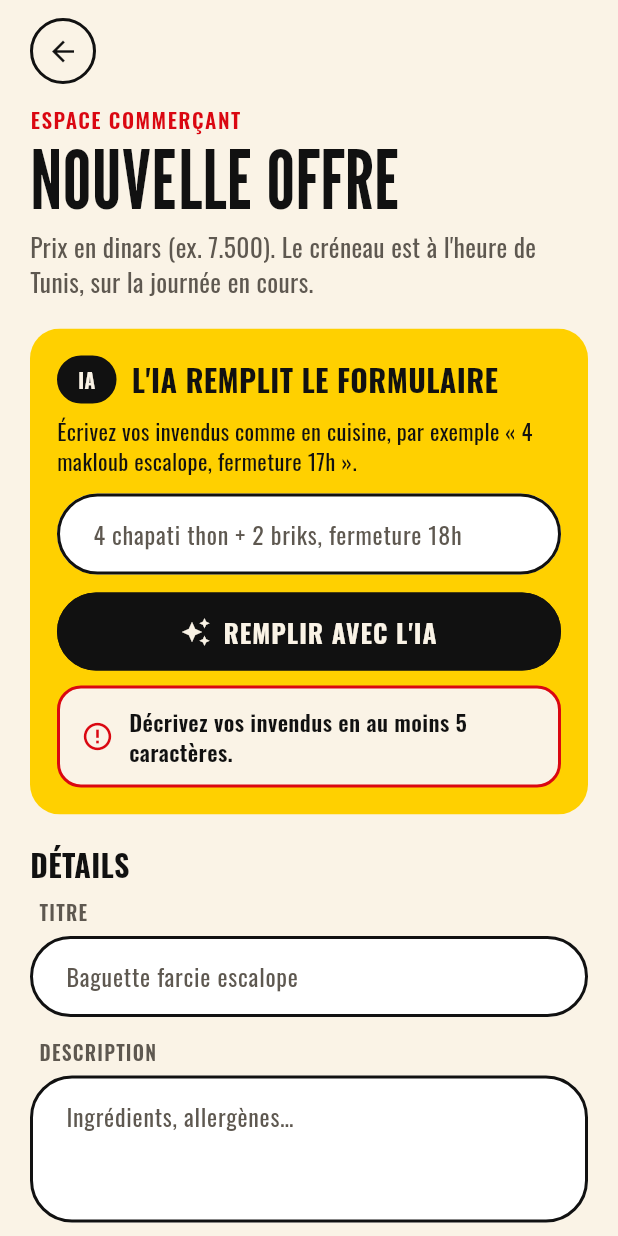
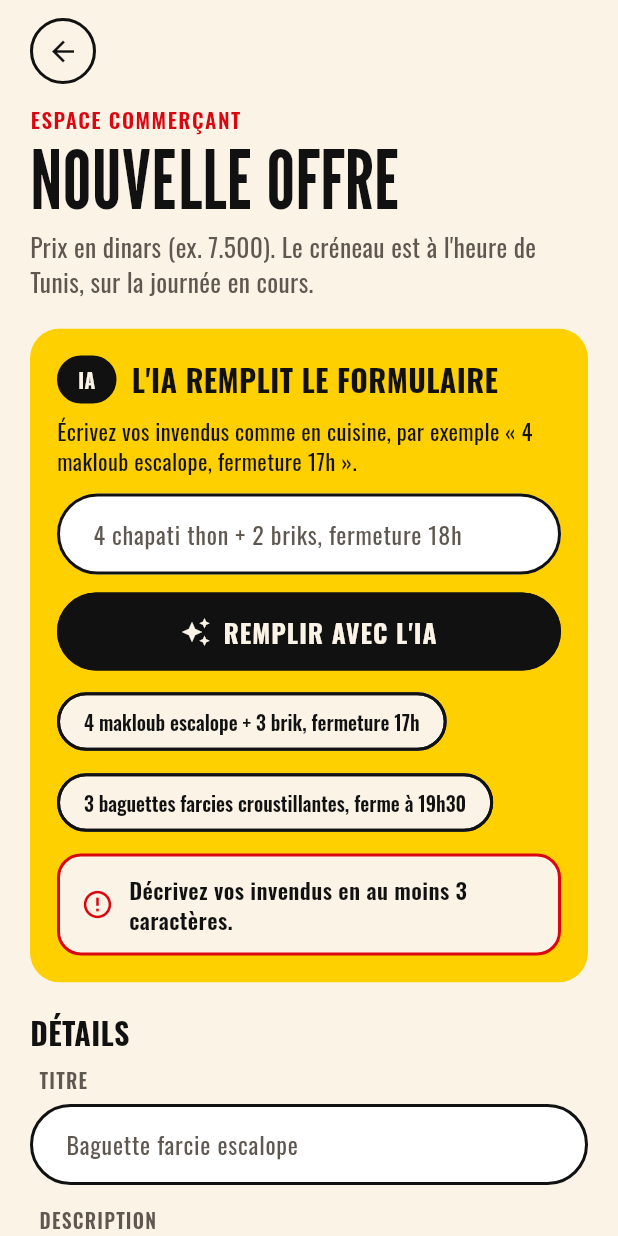
Before and after one commit to MobBlackStar/Groupe01Equipe06, a Flutter app: the OfferFormScreen screen opened by its route, after a tap on an icon or button, on a phone screen of 412 x 824 dp. Run offline on Flutter 3.47's test engine with Material 3 defaults, Android fonts, the phone set to English and light mode, and no system bars; our stand-ins replace cloud_firestore, dio, firebase_auth, firebase_core, firebase_messaging, fl_chart and 6 more; missing offline and left inert: mobile_scanner; accounts and stored records are empty; generated files the repository leaves out were written again; network calls fail; project files that could hold a hidden picture were left out.

Commit message:
fix(mobile-merchant): align ai autofill field binding and add quick note chips

```diff
--- a/mobile-flutter/lib/features/merchant/ai_autofill_card.dart
+++ b/mobile-flutter/lib/features/merchant/ai_autofill_card.dart
@@ -23,10 +23,15 @@ class _AiAutofillCardState extends State<AiAutofillCard> {
   String? _error;
   String? _source;
 
-  Future<void> _runAutofill() async {
-    final note = _textController.text.trim();
-    if (note.length < 5) {
-      setState(() => _error = 'Décrivez vos invendus en au moins 5 caractères.');
+  static const _examples = [
+    '4 makloub escalope + 3 brik, fermeture 17h',
+    '3 baguettes farcies croustillantes, ferme à 19h30',
+  ];
+
+  Future<void> _runAutofill([String? overrideNote]) async {
+    final note = (overrideNote ?? _textController.text).trim();
+    if (note.length < 3) {
+      setState(() => _error = 'Décrivez vos invendus en au moins 3 caractères.');
       return;
     }
     setState(() {
@@ -35,7 +40,7 @@ class _AiAutofillCardState extends State<AiAutofillCard> {
     });
     try {
       final res = await CampusApi.shared.offerAutofill(note);
-      final suggestion = res['suggestion'];
+      final suggestion = res['suggestion'] ?? res['offer'];
       if (suggestion is! Map) throw Exception('Réponse inattendue du serveur');
       if (!mounted) return;
       setState(() => _source = res['source'] == 'ai' ? 'Intelligence artificielle' : 'Analyseur du serveur');
@@ -79,7 +84,26 @@ class _AiAutofillCardState extends State<AiAutofillCard> {
             decoration: const InputDecoration(hintText: '4 chapati thon + 2 briks, fermeture 18h'),
           ),
           const SizedBox(height: 12),
-          GButton('Remplir avec l\'IA', icon: Icons.auto_awesome, variant: GVariant.ink, loading: _isLoading, onPressed: _isLoading ? null : _runAutofill),
+          GButton('Remplir avec l\'IA', icon: Icons.auto_awesome, variant: GVariant.ink, loading: _isLoading, onPressed: _isLoading ? null : () => _runAutofill()),
+          const SizedBox(height: 10),
+          Wrap(
+            spacing: 8,
+            runSpacing: 6,
+            children: _examples
+                .map(
+                  (ex) => ActionChip(
+                    label: Text(ex, style: const TextStyle(fontSize: 13)),
+                    backgroundColor: AppTheme.cream,
+                    onPressed: _isLoading
+                        ? null
+                        : () {
+                            _textController.text = ex;
+                            _runAutofill(ex);
+                          },
+                  ),
+                )
+                .toList(),
+          ),
           if (_source != null) ...[const SizedBox(height: 10), Text('Source : $_source', style: AppTheme.label())],
           if (_error != null) ...[const SizedBox(height: 10), GNotice(_error!, icon: Icons.error_outline)],
         ],
```
Also changed, not shown: mobile-flutter/lib/features/merchant/offer_form_screen.dart (+38 -7 lines).
